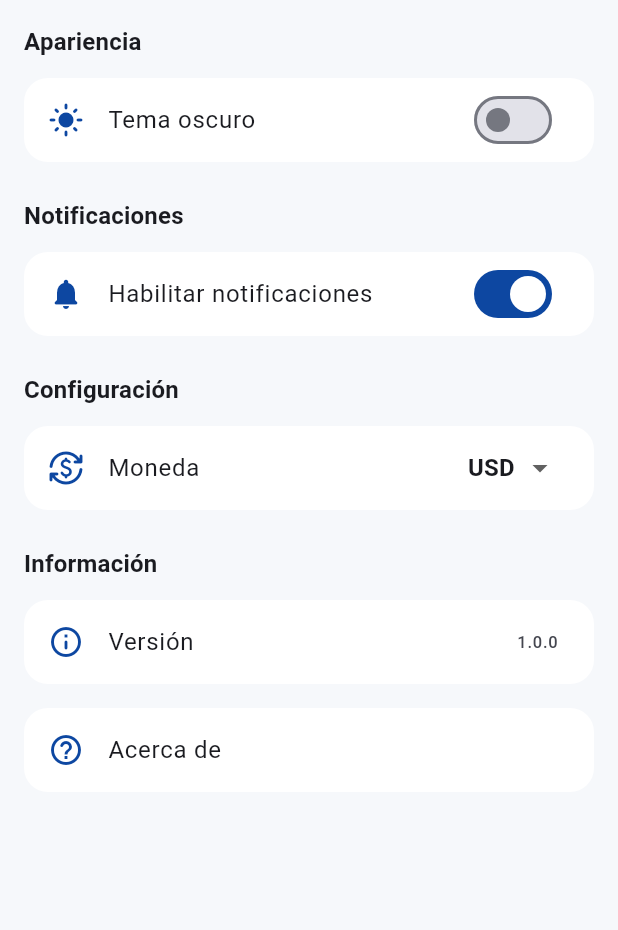
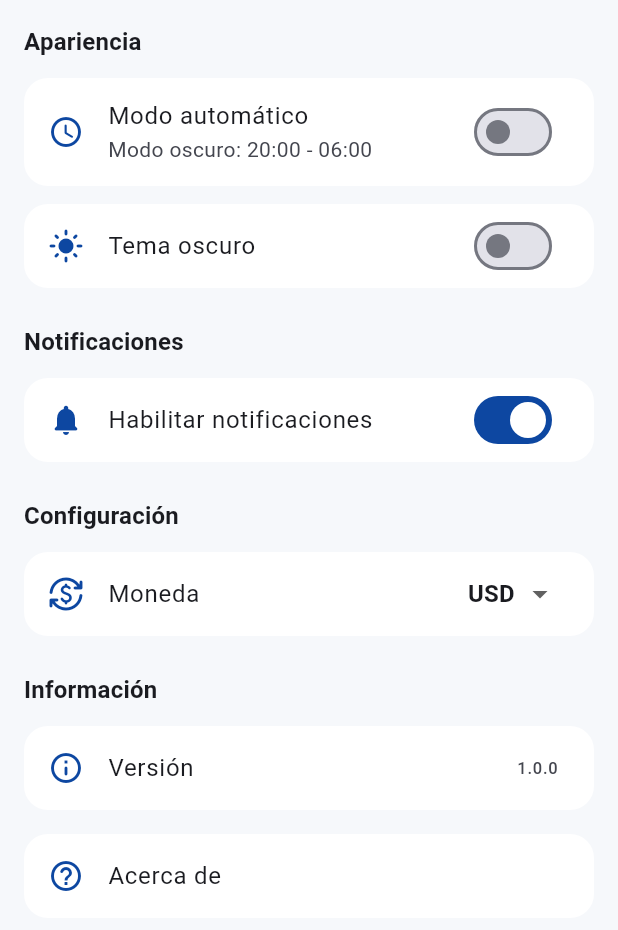
Before and after one commit to SWONG06/Proyecto-6to, a Flutter app: the SettingsScreen widget shown alone on an empty page, opened directly with empty values, on a phone screen of 412 x 824 dp. Shown: the top 930 px of the screen. Run offline on Flutter 3.47's test engine with Material 3 defaults, Android fonts, the phone set to English and light mode, and no system bars; our stand-ins replace fl_chart, google_generative_ai, image_picker, permission_handler.

Commit message:
brillo automatico

```diff
--- a/lib/screens/settings_screen.dart
+++ b/lib/screens/settings_screen.dart
@@ -3,11 +3,15 @@ import 'package:flutter/material.dart';
 class SettingsScreen extends StatefulWidget {
   final ThemeMode themeMode;
   final void Function(bool isDark) onThemeChanged;
+  final void Function(bool isAutomatic) onAutomaticThemeChanged;
+  final bool isAutomaticTheme;
 
   const SettingsScreen({
     super.key,
     required this.themeMode,
     required this.onThemeChanged,
+    required this.onAutomaticThemeChanged,
+    required this.isAutomaticTheme,
   });
 
   @override
@@ -19,10 +23,13 @@ class _SettingsScreenState extends State<SettingsScreen>
   late AnimationController _themeAnimationController;
   bool _notificationsEnabled = true;
   String _selectedCurrency = 'USD';
+  late bool _isAutomaticTheme;
 
   @override
   void initState() {
     super.initState();
+    _isAutomaticTheme = widget.isAutomaticTheme;
+
     _themeAnimationController = AnimationController(
       duration: const Duration(milliseconds: 300),
       vsync: this,
@@ -37,6 +44,16 @@ class _SettingsScreenState extends State<SettingsScreen>
   void dispose() {
     _themeAnimationController.dispose();
     super.dispose();
+  }
+
+  bool _isDarkModeByTime() {
+    final hour = DateTime.now().hour;
+    // Modo oscuro de 20:00 (8 PM) a 06:00 (6 AM)
+    return hour >= 20 || hour < 6;
+  }
+
+  String _getTimeRangeText() {
+    return 'Modo oscuro: 20:00 - 06:00';
   }
 
   @override
@@ -59,17 +76,56 @@ class _SettingsScreenState extends State<SettingsScreen>
           ),
         ),
         const SizedBox(height: 12),
+        // Modo Automático
+        Card(
+          margin: const EdgeInsets.symmetric(horizontal: 16),
+          child: ListTile(
+            leading: Icon(
+              Icons.schedule_rounded,
+              color: cs.primary,
+            ),
+            title: const Text('Modo automático'),
+            subtitle: Text(_getTimeRangeText()),
+            trailing: Switch(
+              value: _isAutomaticTheme,
+              onChanged: (value) {
+                setState(() => _isAutomaticTheme = value);
+                widget.onAutomaticThemeChanged(value);
+
+                // Si se activa el automático, aplicar el tema según la hora
+                if (value) {
+                  final isDarkNow = _isDarkModeByTime();
+                  widget.onThemeChanged(isDarkNow);
+                  if (isDarkNow) {
+                    _themeAnimationController.forward();
+                  } else {
+                    _themeAnimationController.reverse();
+                  }
+                }
+              },
+            ),
+          ),
+        ),
+        const SizedBox(height: 12),
+        // Tema Manual (deshabilitado si está en modo automático)
         Card(
           margin: const EdgeInsets.symmetric(horizontal: 16),
           child: ListTile(
             leading: Icon(
               isDark ? Icons.dark_mode_rounded : Icons.light_mode_rounded,
-              color: cs.primary,
+              color: _isAutomaticTheme ? cs.outline : cs.primary,
             ),
-            title: const Text('Tema oscuro'),
+            title: Text(
+              'Tema oscuro',
+              style: TextStyle(
+                color: _isAutomaticTheme ? cs.outline : null,
+              ),
+            ),
             trailing: Switch(
               value: isDark,
-              onChanged: (value) {
+              onChanged: _isAutomaticTheme
+                  ? null
+                  : (value) {
                       widget.onThemeChanged(value);
                       if (value) {
                         _themeAnimationController.forward();
```
Also changed, not shown: lib/main.dart (+31 -6 lines). Lines whose indentation alone changed are shown as unchanged.
